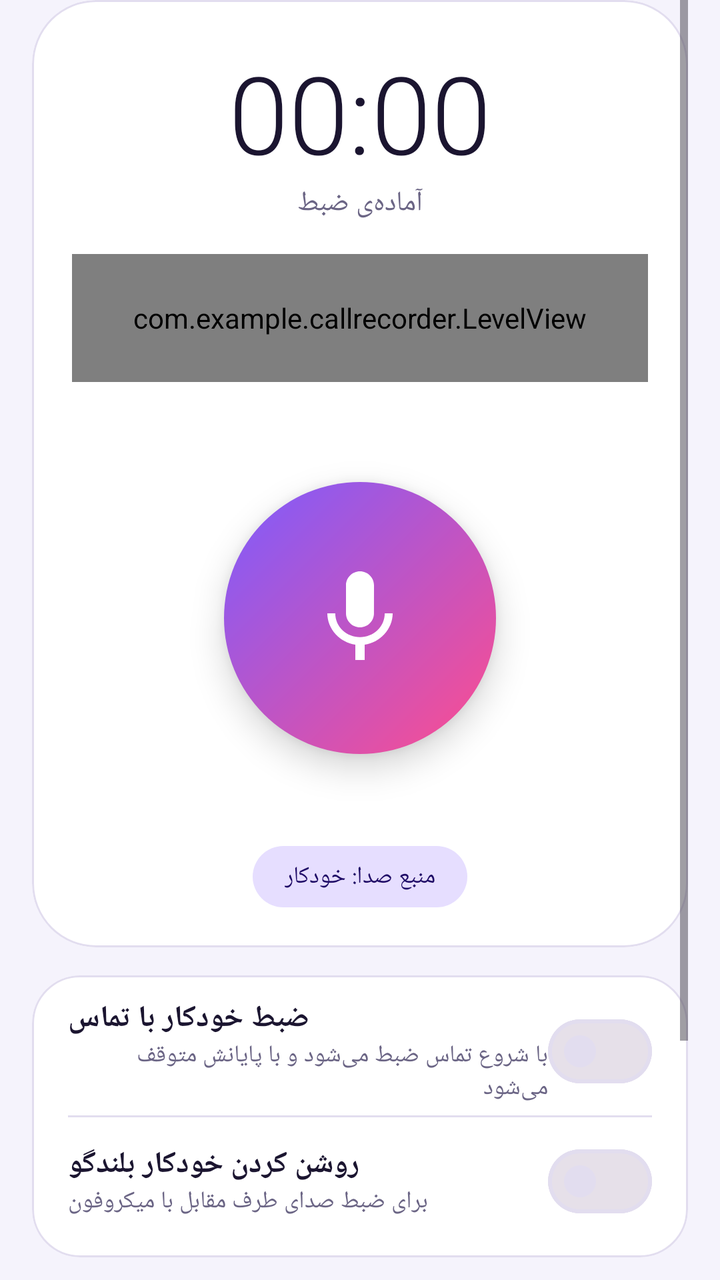
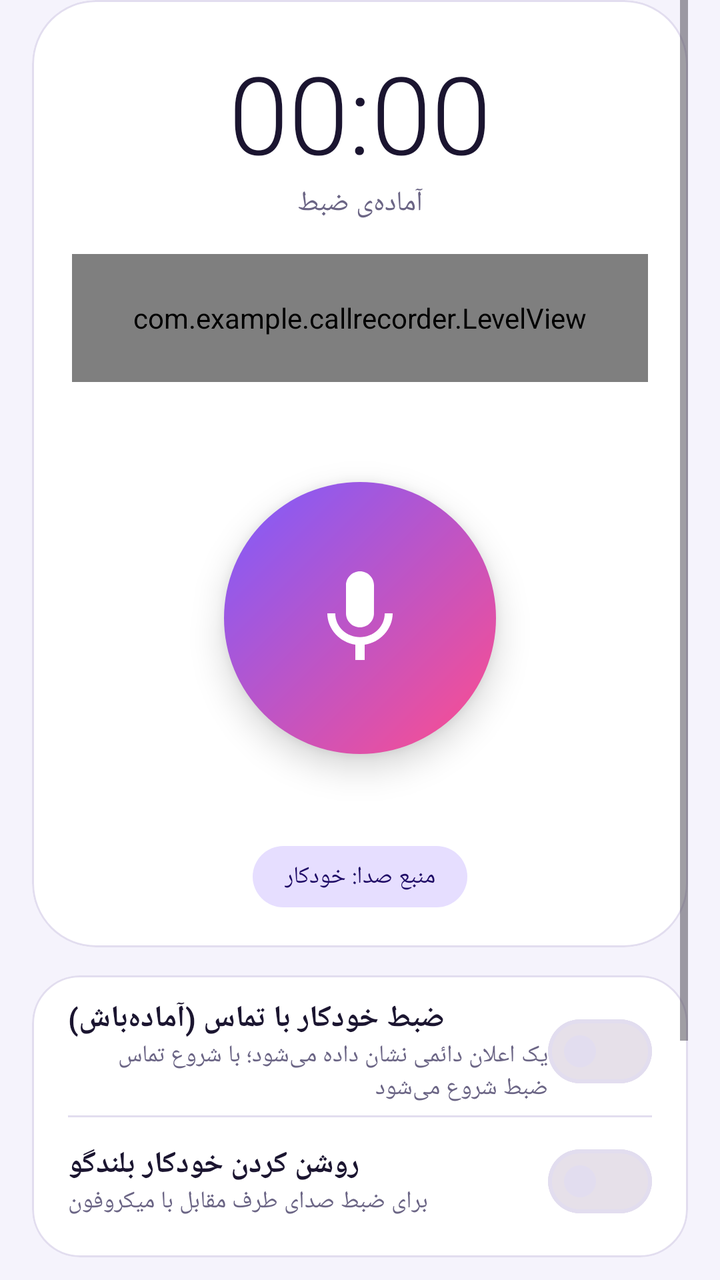

Compare the two renders of this Android layout. The source of the first and the diff that turns it into the second are given below.
<!-- AndroidManifest.xml: application theme Theme.CallRecorder -->
<!-- res/layout/page_record.xml -->
<?xml version="1.0" encoding="utf-8"?>
<ScrollView xmlns:android="http://schemas.android.com/apk/res/android"
    xmlns:app="http://schemas.android.com/apk/res-auto"
    android:layout_width="match_parent"
    android:layout_height="match_parent"
    android:clipToPadding="false"
    android:fillViewport="true"
    android:paddingStart="16dp"
    android:paddingEnd="16dp"
    android:paddingBottom="16dp">

    <LinearLayout
        android:layout_width="match_parent"
        android:layout_height="wrap_content"
        android:orientation="vertical">

        <com.google.android.material.card.MaterialCardView
            android:layout_width="match_parent"
            android:layout_height="wrap_content"
            app:cardBackgroundColor="@color/card"
            app:cardCornerRadius="32dp"
            app:cardElevation="0dp"
            app:strokeColor="@color/outline"
            app:strokeWidth="1dp">

            <LinearLayout
                android:layout_width="match_parent"
                android:layout_height="wrap_content"
                android:gravity="center_horizontal"
                android:orientation="vertical"
                android:padding="20dp">

                <TextView
                    android:id="@+id/tvTimer"
                    android:layout_width="wrap_content"
                    android:layout_height="wrap_content"
                    android:fontFamily="sans-serif-light"
                    android:layoutDirection="ltr"
                    android:text="00:00"
                    android:textColor="@color/text"
                    android:textSize="54sp" />

                <TextView
                    android:id="@+id/tvState"
                    android:layout_width="wrap_content"
                    android:layout_height="wrap_content"
                    android:text="آماده‌ی ضبط"
                    android:textColor="@color/text_secondary"
                    android:textSize="14sp" />

                <com.example.callrecorder.LevelView
                    android:id="@+id/levelView"
                    android:layout_width="match_parent"
                    android:layout_height="64dp"
                    android:layout_marginTop="16dp" />

                <FrameLayout
                    android:layout_width="220dp"
                    android:layout_height="220dp"
                    android:layout_marginTop="8dp">

                    <View
                        android:id="@+id/ring"
                        android:layout_width="150dp"
                        android:layout_height="150dp"
                        android:layout_gravity="center"
                        android:alpha="0"
                        android:background="@drawable/bg_ring" />

                    <FrameLayout
                        android:id="@+id/recButton"
                        android:layout_width="136dp"
                        android:layout_height="136dp"
                        android:layout_gravity="center"
                        android:background="@drawable/bg_hero_btn"
                        android:clickable="true"
                        android:elevation="10dp"
                        android:focusable="true"
                        android:foreground="?attr/selectableItemBackgroundBorderless">

                        <ImageView
                            android:id="@+id/imgRec"
                            android:layout_width="56dp"
                            android:layout_height="56dp"
                            android:layout_gravity="center"
                            android:contentDescription="record"
                            android:src="@drawable/ic_mic" />
                    </FrameLayout>
                </FrameLayout>

                <TextView
                    android:id="@+id/tvSource"
                    android:layout_width="wrap_content"
                    android:layout_height="wrap_content"
                    android:layout_marginTop="4dp"
                    android:background="@drawable/bg_chip"
                    android:paddingStart="16dp"
                    android:paddingTop="7dp"
                    android:paddingEnd="16dp"
                    android:paddingBottom="7dp"
                    android:text="منبع صدا: خودکار"
                    android:textColor="@color/on_primary_container"
                    android:textSize="12sp" />
            </LinearLayout>
        </com.google.android.material.card.MaterialCardView>

        <com.google.android.material.card.MaterialCardView
            android:layout_width="match_parent"
            android:layout_height="wrap_content"
            android:layout_marginTop="14dp"
            app:cardBackgroundColor="@color/card"
            app:cardCornerRadius="24dp"
            app:cardElevation="0dp"
            app:strokeColor="@color/outline"
            app:strokeWidth="1dp">

            <LinearLayout
                android:layout_width="match_parent"
                android:layout_height="wrap_content"
                android:orientation="vertical"
                android:paddingStart="18dp"
                android:paddingTop="6dp"
                android:paddingEnd="18dp"
                android:paddingBottom="6dp">

                <LinearLayout
                    android:layout_width="match_parent"
                    android:layout_height="wrap_content"
                    android:gravity="center_vertical"
                    android:minHeight="64dp"
                    android:orientation="horizontal">

                    <LinearLayout
                        android:layout_width="0dp"
                        android:layout_height="wrap_content"
                        android:layout_weight="1"
                        android:orientation="vertical">

                        <TextView
                            android:layout_width="wrap_content"
                            android:layout_height="wrap_content"
                            android:text="ضبط خودکار با تماس"
                            android:textColor="@color/text"
                            android:textSize="15sp"
                            android:textStyle="bold" />

                        <TextView
                            android:layout_width="wrap_content"
                            android:layout_height="wrap_content"
                            android:text="با شروع تماس ضبط می‌شود و با پایانش متوقف می‌شود"
                            android:textColor="@color/text_secondary"
                            android:textSize="12sp" />
                    </LinearLayout>

                    <com.google.android.material.materialswitch.MaterialSwitch
                        android:id="@+id/swAuto"
                        android:layout_width="wrap_content"
                        android:layout_height="wrap_content" />
                </LinearLayout>

                <View
                    android:layout_width="match_parent"
                    android:layout_height="1dp"
                    android:background="@drawable/bg_divider" />

                <LinearLayout
                    android:layout_width="match_parent"
                    android:layout_height="wrap_content"
                    android:gravity="center_vertical"
                    android:minHeight="64dp"
                    android:orientation="horizontal">

                    <LinearLayout
                        android:layout_width="0dp"
                        android:layout_height="wrap_content"
                        android:layout_weight="1"
                        android:orientation="vertical">

                        <TextView
                            android:layout_width="wrap_content"
                            android:layout_height="wrap_content"
                            android:text="روشن کردن خودکار بلندگو"
                            android:textColor="@color/text"
                            android:textSize="15sp"
                            android:textStyle="bold" />

                        <TextView
                            android:layout_width="wrap_content"
                            android:layout_height="wrap_content"
                            android:text="برای ضبط صدای طرف مقابل با میکروفون"
                            android:textColor="@color/text_secondary"
                            android:textSize="12sp" />
                    </LinearLayout>

                    <com.google.android.material.materialswitch.MaterialSwitch
                        android:id="@+id/swSpeaker"
                        android:layout_width="wrap_content"
                        android:layout_height="wrap_content" />
                </LinearLayout>
            </LinearLayout>
        </com.google.android.material.card.MaterialCardView>

        <com.google.android.material.card.MaterialCardView
            android:id="@+id/logCard"
            android:layout_width="match_parent"
            android:layout_height="wrap_content"
            android:layout_marginTop="14dp"
            android:visibility="gone"
            app:cardBackgroundColor="@color/card"
            app:cardCornerRadius="24dp"
            app:cardElevation="0dp"
            app:strokeColor="@color/outline"
            app:strokeWidth="1dp">

            <LinearLayout
                android:layout_width="match_parent"
                android:layout_height="wrap_content"
                android:orientation="vertical"
                android:padding="18dp">

                <TextView
                    android:layout_width="wrap_content"
                    android:layout_height="wrap_content"
                    android:text="وضعیت منابع صدا"
                    android:textColor="@color/text"
                    android:textSize="15sp"
                    android:textStyle="bold" />

                <TextView
                    android:id="@+id/tvLog"
                    android:layout_width="wrap_content"
                    android:layout_height="wrap_content"
                    android:layout_marginTop="6dp"
                    android:lineSpacingExtra="4dp"
                    android:textColor="@color/text_secondary"
                    android:textSize="12sp" />
            </LinearLayout>
        </com.google.android.material.card.MaterialCardView>

        <com.google.android.material.card.MaterialCardView
            android:layout_width="match_parent"
            android:layout_height="wrap_content"
            android:layout_marginTop="14dp"
            app:cardBackgroundColor="@color/primary_container"
            app:cardCornerRadius="24dp"
            app:cardElevation="0dp"
            app:strokeWidth="0dp">

            <LinearLayout
                android:layout_width="match_parent"
                android:layout_height="wrap_content"
                android:gravity="center_vertical"
                android:orientation="horizontal"
                android:padding="16dp">

                <ImageView
                    android:layout_width="24dp"
                    android:layout_height="24dp"
                    android:contentDescription="info"
                    android:src="@drawable/ic_info"
                    app:tint="@color/on_primary_container" />

                <TextView
                    android:layout_width="0dp"
                    android:layout_height="wrap_content"
                    android:layout_marginStart="12dp"
                    android:layout_weight="1"
                    android:lineSpacingExtra="3dp"
                    android:text="برای ضبط صدای هر دو طرف، تماس را روی بلندگو بزنید. اگر منبعی توسط سیستم مسدود شود، برنامه خودکار منبع بعدی را امتحان می‌کند."
                    android:textColor="@color/on_primary_container"
                    android:textSize="12.5sp" />
            </LinearLayout>
        </com.google.android.material.card.MaterialCardView>

        <TextView
            android:layout_width="match_parent"
            android:layout_height="wrap_content"
            android:layout_marginTop="18dp"
            android:gravity="center"
            android:text="طراحی و توسعه: محمد علی نصیرزاده"
            android:textColor="@color/text_secondary"
            android:textSize="12sp" />
    </LinearLayout>
</ScrollView>
<!-- resources referenced by this layout -->
<resources>
  <color name="card">#FFFFFF</color>
  <color name="on_primary_container">#1E0A66</color>
  <color name="outline">#E2DDEF</color>
  <color name="primary_container">#E6DEFF</color>
  <color name="text">#1B1530</color>
  <color name="text_secondary">#6B6585</color>
  <!-- drawable bg_chip (drawable) -->
  <?xml version="1.0" encoding="utf-8"?>
  <shape xmlns:android="http://schemas.android.com/apk/res/android" android:shape="rectangle">
      <solid android:color="@color/primary_container" />
      <corners android:radius="20dp" />
  </shape>
  <!-- drawable bg_divider (drawable) -->
  <?xml version="1.0" encoding="utf-8"?>
  <shape xmlns:android="http://schemas.android.com/apk/res/android" android:shape="rectangle">
      <solid android:color="@color/outline" />
  </shape>
  <!-- drawable bg_hero_btn (drawable) -->
  <?xml version="1.0" encoding="utf-8"?>
  <shape xmlns:android="http://schemas.android.com/apk/res/android" android:shape="oval">
      <gradient android:angle="315" android:startColor="@color/grad_start" android:endColor="@color/grad_end" android:type="linear" />
  </shape>
  <!-- drawable bg_ring (drawable) -->
  <?xml version="1.0" encoding="utf-8"?>
  <shape xmlns:android="http://schemas.android.com/apk/res/android" android:shape="oval">
      <solid android:color="@android:color/transparent" />
      <stroke android:width="3dp" android:color="@color/accent" />
  </shape>
  <!-- drawable ic_info (drawable) -->
  <?xml version="1.0" encoding="utf-8"?>
  <vector xmlns:android="http://schemas.android.com/apk/res/android"
      android:width="24dp"
      android:height="24dp"
      android:viewportWidth="24"
      android:viewportHeight="24">
      <path
          android:fillColor="#FF000000"
          android:pathData="M12,2C6.48,2 2,6.48 2,12s4.48,10 10,10 10,-4.48 10,-10S17.52,2 12,2zM13,17h-2v-6h2v6zM13,9h-2L11,7h2v2z" />
  </vector>
  <!-- drawable ic_mic (drawable) -->
  <?xml version="1.0" encoding="utf-8"?>
  <vector xmlns:android="http://schemas.android.com/apk/res/android"
      android:width="24dp"
      android:height="24dp"
      android:viewportWidth="24"
      android:viewportHeight="24">
      <path
          android:fillColor="#FFFFFFFF"
          android:pathData="M12,14c1.66,0 2.99,-1.34 2.99,-3L15,5c0,-1.66 -1.34,-3 -3,-3S9,3.34 9,5v6c0,1.66 1.34,3 3,3zM17.3,11c0,3 -2.54,5.1 -5.3,5.1S6.7,14 6.7,11L5,11c0,3.41 2.72,6.23 6,6.72L11,21h2v-3.28c3.28,-0.48 6,-3.3 6,-6.72h-1.7z" />
  </vector>
  <style name="Theme.CallRecorder" parent="Base.Theme.CallRecorder" />
  <color name="grad_start">#7C5CFF</color>
  <color name="grad_end">#FF4D8D</color>
  <color name="accent">#FF4D6D</color>
  <color name="primary">#5B3FD9</color>
  <color name="on_primary">#FFFFFF</color>
  <color name="surface">#FFFFFF</color>
  <color name="surface_variant">#ECE8F6</color>
  <color name="bg">#F5F3FC</color>
  <!-- unchanged entries left out for length: 1 -->
</resources>

<!-- the commit's change to res/layout/page_record.xml (unified diff, before → after) -->
@@ -139,7 +139,7 @@
                         <TextView
                             android:layout_width="wrap_content"
                             android:layout_height="wrap_content"
-                            android:text="ضبط خودکار با تماس"
+                            android:text="ضبط خودکار با تماس (آماده‌باش)"
                             android:textColor="@color/text"
                             android:textSize="15sp"
                             android:textStyle="bold" />
@@ -147,7 +147,7 @@
                         <TextView
                             android:layout_width="wrap_content"
                             android:layout_height="wrap_content"
-                            android:text="با شروع تماس ضبط می‌شود و با پایانش متوقف می‌شود"
+                            android:text="یک اعلان دائمی نشان داده می‌شود؛ با شروع تماس ضبط شروع می‌شود"
                             android:textColor="@color/text_secondary"
                             android:textSize="12sp" />
                     </LinearLayout>
@@ -266,7 +266,7 @@
                     android:layout_marginStart="12dp"
                     android:layout_weight="1"
                     android:lineSpacingExtra="3dp"
-                    android:text="برای ضبط صدای هر دو طرف، تماس را روی بلندگو بزنید. اگر منبعی توسط سیستم مسدود شود، برنامه خودکار منبع بعدی را امتحان می‌کند."
+                    android:text="برای ضبط صدای هر دو طرف، تماس را روی بلندگو بگذارید. اگر ضبط بی‌صدا بود، در تنظیمات «تست منابع صدا» را بزنید."
                     android:textColor="@color/on_primary_container"
                     android:textSize="12.5sp" />
             </LinearLayout>
